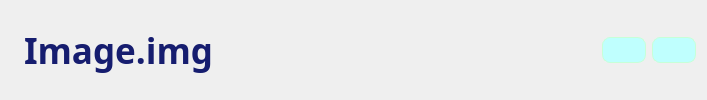
Before: the Qt Designer form ui_files/image-widget.ui in Soumajit2004/Scale-it, drawn with Qt 5.
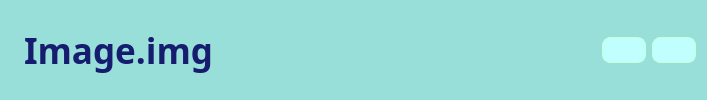
After: the same form once the commit is applied. Icons and pictures are not drawn.

Patch:
```diff
--- a/ui_files/image-widget.ui
+++ b/ui_files/image-widget.ui
@@ -32,7 +32,14 @@
    <string>Form</string>
   </property>
   <property name="styleSheet">
-   <string notr="true">backgroud-color:#98DED9;</string>
+   <string notr="true">QWidget{
+background-color:#98DED9;
+border-radius: 8px;
+}
+QWidget:hover{
+backgound-color:#BFFFFE;
+}
+</string>
   </property>
   <layout class="QHBoxLayout" name="horizontalLayout">
    <item>
```
